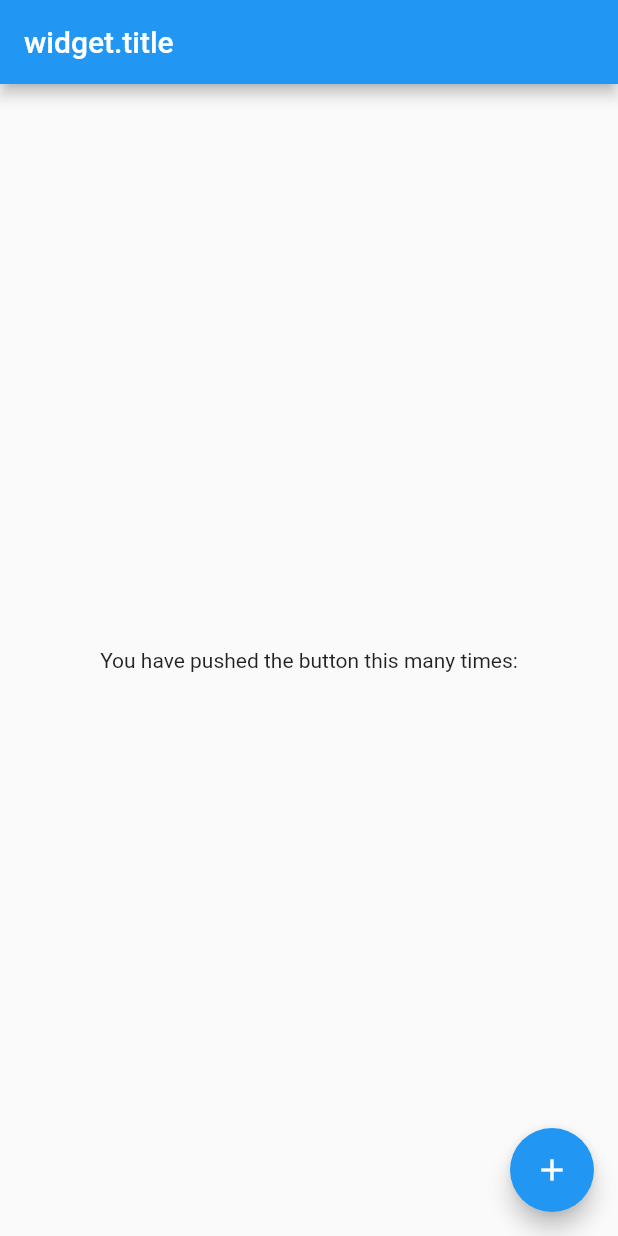
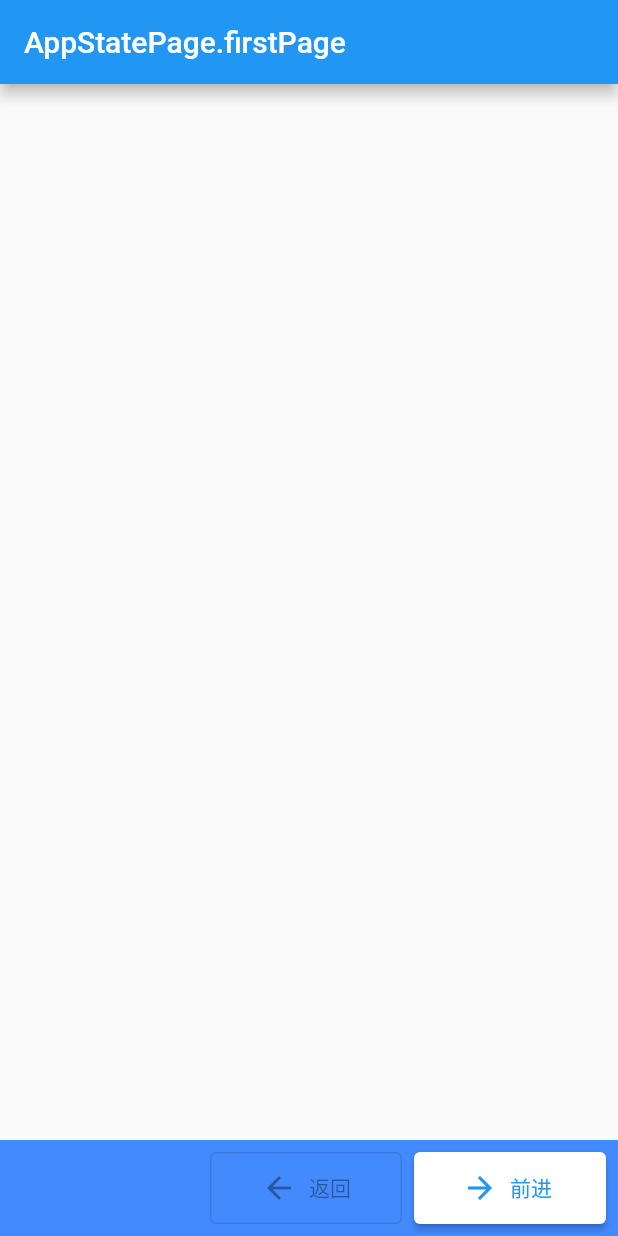
Before and after one commit to setupfw/visualsysprep, a Flutter app: the screen it shows after launch, on a phone screen of 412 x 824 dp. Run offline on Flutter 3.47's test engine with Material 2 defaults, Android fonts, the phone set to English and light mode, and no system bars.

Commit message:
+ AppStateModel

```diff
--- a/lib/main.dart
+++ b/lib/main.dart
@@ -1,7 +1,68 @@
 import 'package:flutter/material.dart';
+import 'package:provider/provider.dart';
+
+enum AppStatePage {
+  firstPage,
+  basicPage,
+  advancedPage,
+  applyingPage,
+  resultPage
+}
+
+class AppStateModel extends ChangeNotifier {
+  var _page = AppStatePage.firstPage;
+
+  AppStatePage get page => _page;
+
+  AppStatePage? get nextPage {
+    switch (page) {
+      case AppStatePage.firstPage:
+        return AppStatePage.basicPage;
+      case AppStatePage.basicPage:
+        return AppStatePage.advancedPage;
+      case AppStatePage.advancedPage:
+        return AppStatePage.applyingPage;
+      case AppStatePage.applyingPage:
+        return AppStatePage.resultPage;
+      default:
+        return null;
+    }
+  }
+
+  AppStatePage? get previousPage {
+    switch (page) {
+      case AppStatePage.advancedPage:
+        return AppStatePage.basicPage;
+      case AppStatePage.basicPage:
+        return AppStatePage.firstPage;
+      default:
+        return null;
+    }
+  }
+
+  bool gotoNextPage() {
+    final nextPage = this.nextPage;
+    if (nextPage == null) return false;
+
+    _page = nextPage;
+    notifyListeners();
+    return true;
+  }
+
+  bool gotoPreviousPage() {
+    final previousPage = this.previousPage;
+    if (previousPage == null) return false;
+
+    _page = previousPage;
+    notifyListeners();
+    return true;
+  }
+}
 
 void main() {
-  runApp(const MyApp());
+  runApp(MultiProvider(providers: [
+    ChangeNotifierProvider(create: (_) => AppStateModel()),
+  ], child: const MyApp()));
 }
 
 class MyApp extends StatelessWidget {
@@ -16,23 +77,54 @@ class MyApp extends StatelessWidget {
       ),
       home: Scaffold(
         appBar: AppBar(
-          title: const Text('widget.title'),
+          title: Consumer<AppStateModel>(builder: (_, appState, __) {
+            return Text('${appState.page}');
+          }),
         ),
         body: Center(
           child: Column(
             mainAxisAlignment: MainAxisAlignment.center,
-            children: const <Widget>[
-              Text(
-                'You have pushed the button this many times:',
-              )
-            ],
+            children: const [],
           ),
         ),
-        floatingActionButton: FloatingActionButton(
-          onPressed: () {},
-          tooltip: 'Increment',
-          child: const Icon(Icons.add),
-        ),
+        bottomNavigationBar: Consumer<AppStateModel>(
+            builder: (_, appState, __) => Container(
+                  color: Colors.blueAccent,
+                  child: Container(
+                    padding: const EdgeInsets.all(8),
+                    height: 64,
+                    child: Row(children: [
+                      const Spacer(),
+                      OutlinedButton.icon(
+                        icon: const Icon(Icons.arrow_back),
+                        label: const Text('返回'),
+                        onPressed: (appState.previousPage != null
+                            ? () {
+                                appState.gotoPreviousPage();
+                              }
+                            : null),
+                        style: ElevatedButton.styleFrom(
+                            foregroundColor: Colors.white,
+                            fixedSize: const Size(128, 111)),
+                      ),
+                      const SizedBox(width: 8),
+                      ElevatedButton.icon(
+                        icon: const Icon(Icons.arrow_forward),
+                        label: const Text('前进'),
+                        onPressed: (appState.nextPage != null
+                            ? () {
+                                appState.gotoNextPage();
+                              }
+                            : null),
+                        style: ElevatedButton.styleFrom(
+                            backgroundColor: Colors.white,
+                            foregroundColor:
+                                Theme.of(context).colorScheme.primary,
+                            fixedSize: const Size(128, 111)),
+                      )
+                    ]),
+                  ),
+                )),
       ),
     );
   }
--- a/pubspec.yaml
+++ b/pubspec.yaml
@@ -30,6 +30,7 @@ environment:
 dependencies:
   flutter:
     sdk: flutter
+  provider: ^6.0.0
 
 
   # The following adds the Cupertino Icons font to your application.
```
Also changed, not shown: pubspec.lock.
